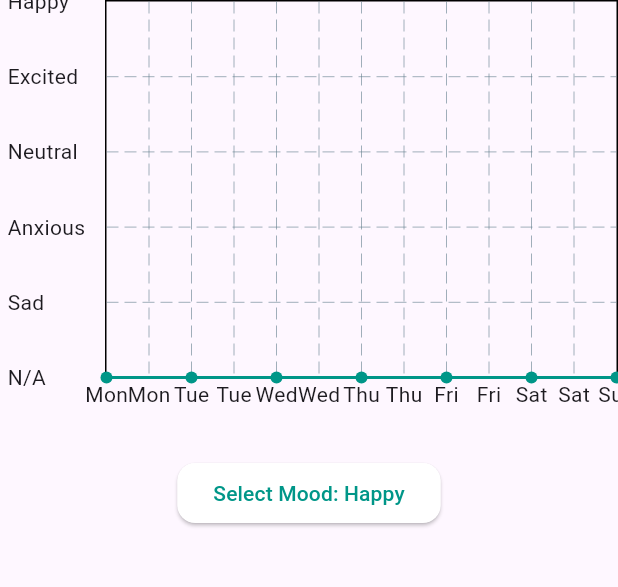
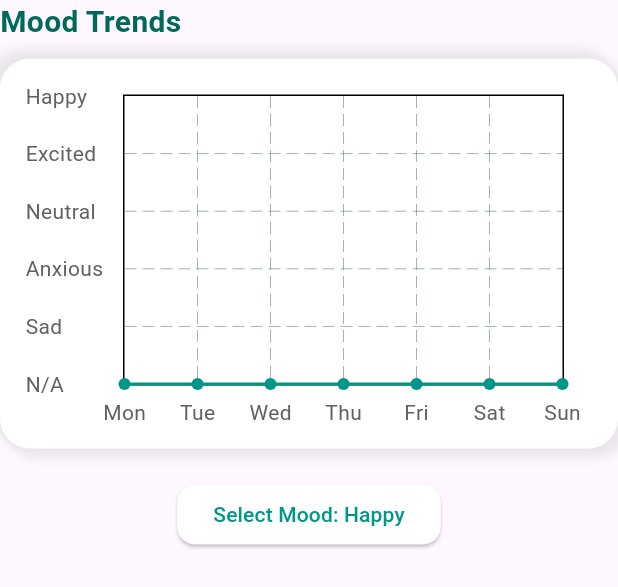
Before and after one commit to ZahaanMahajan/sage, a Flutter app: the MoodTracker widget shown alone on an empty page, opened directly, on a phone screen of 412 x 824 dp. Shown: the top 587 px of the screen. Run offline on Flutter 3.47's test engine with Material 3 defaults, Android fonts, the phone set to English and light mode, and no system bars; drawn by our look-alikes of fl_chart; our stand-ins replace awesome_snackbar_content, bloc, bubble, cloud_firestore, dash_chat_2, either_dart and 9 more; missing offline and left inert: chat_gpt_sdk; accounts and stored records are empty.

Commit message:
Working on Home Screen

```diff
--- a/lib/features/auth/invite/view/invite_code_view.dart
+++ b/lib/features/auth/invite/view/invite_code_view.dart
@@ -31,8 +31,8 @@ class _InviteCodeViewState extends State<InviteCodeView> {
           decoration: BoxDecoration(
             gradient: LinearGradient(
               colors: [
+                Colors.white,
                 Colors.teal.shade200,
-                Colors.white,
               ],
               begin: Alignment.topLeft,
               end: Alignment.bottomRight,
--- a/lib/features/chat/screens/chat_view.dart
+++ b/lib/features/chat/screens/chat_view.dart
@@ -149,7 +149,7 @@ class _ChatViewState extends State<ChatView> with WidgetsBindingObserver {
         color: context.read<ConversationBloc>().user.id != message.author.id ||
                 message.type == types.MessageType.image
             ? Colors.teal.shade300
-            : const Color(0xff6f61e8),
+            : Colors.black,
         padding: const BubbleEdges.all(0),
         margin: nextMessageInGroup
             ? const BubbleEdges.symmetric(horizontal: 12)
--- a/lib/features/home/widgets/mood_tracker.dart
+++ b/lib/features/home/widgets/mood_tracker.dart
@@ -61,13 +61,44 @@ class MoodTracker extends StatelessWidget {
 
         if (state is MoodLoaded) {
           return Column(
+            crossAxisAlignment: CrossAxisAlignment.start,
             children: [
-              AspectRatio(
-                aspectRatio: 1.5,
+              Text(
+                'Mood Trends',
+                style: TextStyle(
+                  fontSize: 20,
+                  color: Colors.teal.shade800,
+                  fontWeight: FontWeight.bold,
+                ),
+              ),
+              const SizedBox(height: 10),
+              Container(
+                padding: const EdgeInsets.only(top: 24, left: 12, right: 36,bottom: 12,),
+                height: 260,
+                decoration: BoxDecoration(
+                    color: Colors.white,
+                    borderRadius: BorderRadius.circular(20),
+                    boxShadow: [
+                      BoxShadow(
+                        color: Colors.grey.withOpacity(0.2),
+                        offset: const Offset(5, 5),
+                        blurRadius: 5,
+                        spreadRadius: 1,
+                      ),
+                      BoxShadow(
+                        color: Colors.grey.withOpacity(0.2),
+                        offset: const Offset(-5, -5),
+                        blurRadius: 5,
+                        spreadRadius: 1,
+                      ),
+                    ]),
                 child: MoodChart(moodData: state.moodData),
               ),
-              const SizedBox(height: 30),
-              ElevatedButton(
+              const SizedBox(height: 20),
+              SizedBox(
+                width: double.infinity,
+                child: Center(
+                  child: ElevatedButton(
                     style: ElevatedButton.styleFrom(
                       backgroundColor: Colors.white,
                       shape: RoundedRectangleBorder(
@@ -80,10 +111,11 @@ class MoodTracker extends StatelessWidget {
                     ),
                     onPressed: () => _showCupertinoMoodPicker(context),
                   ),
+                ),
+              ),
             ],
           );
         }
-
         return const SizedBox.shrink();
       },
     );
@@ -124,7 +156,7 @@ class MoodChart extends StatelessWidget {
         lineBarsData: [
           LineChartBarData(
             spots: _generateMoodSpots(),
-            isCurved: true,
+            // isCurved: true,
             color: Colors.teal,
           ),
         ],
@@ -132,10 +164,17 @@ class MoodChart extends StatelessWidget {
           show: true,
           bottomTitles: AxisTitles(
             sideTitles: SideTitles(
+              reservedSize: 30,
               showTitles: true,
               getTitlesWidget: (value, meta) {
                 int index = value.toInt();
-                return Text(MoodTracker.weekDays[index]);
+                return Padding(
+                  padding: const EdgeInsets.only(top: 8.0),
+                  child: Text(
+                    MoodTracker.weekDays[index],
+                    style: TextStyle(color: Colors.grey.shade700),
+                  ),
+                );
               },
             ),
           ),
@@ -146,7 +185,10 @@ class MoodChart extends StatelessWidget {
               getTitlesWidget: (value, meta) {
                 return Padding(
                   padding: const EdgeInsets.symmetric(horizontal: 5.0),
-                  child: Text(_getMoodLabel(value)),
+                  child: Text(
+                    _getMoodLabel(value),
+                    style: TextStyle(color: Colors.grey.shade700),
+                  ),
                 );
               },
             ),
--- a/lib/repository/home_repository.dart
+++ b/lib/repository/home_repository.dart
@@ -24,16 +24,14 @@ class HomeRepository {
     final user = _auth.currentUser;
     if (user == null) throw Exception('User not authenticated');
 
-    final now = DateTime.now();
-    final startOfWeek = now.subtract(Duration(days: now.weekday - 1));
-    final endOfWeek = startOfWeek.add(const Duration(days: 6));
+    // final now = DateTime.now();
+    //final startOfWeek = now.subtract(Duration(days: now.weekday - 1));
+    //final endOfWeek = startOfWeek.add(const Duration(days: 6));
 
     final querySnapshot = await _firestore
         .collection('users')
         .doc(user.uid)
         .collection('moods')
-        .where('date', isGreaterThanOrEqualTo: startOfWeek)
-        .where('date', isLessThanOrEqualTo: endOfWeek)
         .get();
 
     final Map<int, double> moodData = {};
```
Also changed, not shown: lib/features/home/screens/home_view.dart (+94 -27 lines), lib/features/welcome/screens/splash.dart (+20 -3 lines). Lines whose indentation alone changed are shown as unchanged.
